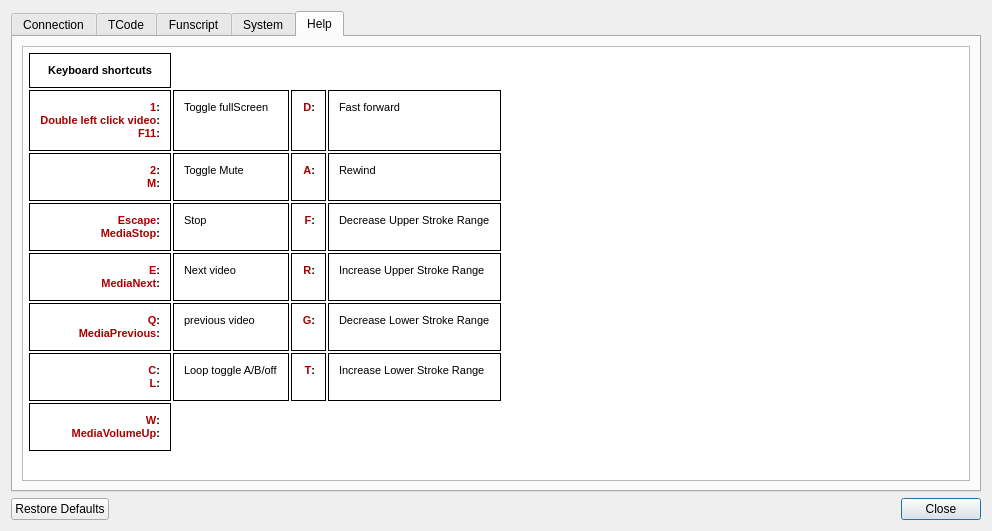
The window that src/settings.ui (jcfain/XTPlayer) describes before a commit, drawn with Qt 5.
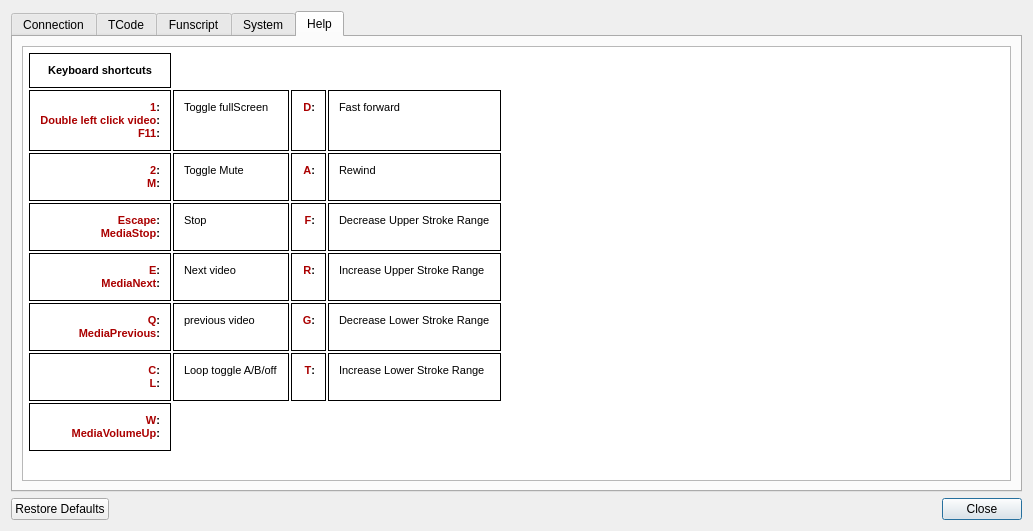
The same window after the commit. The open tabs and pages were chosen to show the change. Icons and pictures are not drawn.

```diff
--- a/src/settings.ui
+++ b/src/settings.ui
@@ -6,7 +6,7 @@
    <rect>
     <x>0</x>
     <y>0</y>
-    <width>992</width>
+    <width>1033</width>
     <height>531</height>
    </rect>
   </property>
@@ -503,7 +503,7 @@
           <string>&lt;!DOCTYPE HTML PUBLIC &quot;-//W3C//DTD HTML 4.0//EN&quot; &quot;http://www.w3.org/TR/REC-html40/strict.dtd&quot;&gt;
 &lt;html&gt;&lt;head&gt;&lt;meta name=&quot;qrichtext&quot; content=&quot;1&quot; /&gt;&lt;style type=&quot;text/css&quot;&gt;
 p, li { white-space: pre-wrap; }
-&lt;/style&gt;&lt;/head&gt;&lt;body style=&quot; font-family:'MS Shell Dlg 2'; font-size:8.25pt; font-weight:400; font-style:normal;&quot;&gt;
+&lt;/style&gt;&lt;/head&gt;&lt;body style=&quot; font-family:'MS Shell Dlg 2'; font-size:9.75pt; font-weight:400; font-style:normal;&quot;&gt;
 &lt;table border=&quot;0&quot; style=&quot; margin-top:0px; margin-bottom:0px; margin-left:0px; margin-right:0px; border-collapse:collapse;&quot; cellspacing=&quot;2&quot; cellpadding=&quot;0&quot;&gt;&lt;thead&gt;
 &lt;tr&gt;
 &lt;td style=&quot; padding-left:10; padding-right:10; padding-top:10; padding-bottom:10; border-top:1px; border-right:1px; border-bottom:1px; border-left:1px; border-top-color:#000000; border-right-color:#000000; border-bottom-color:#000000; border-left-color:#000000; border-top-style:solid; border-right-style:solid; border-bottom-style:solid; border-left-style:solid;&quot;&gt;
@@ -512,6 +512,8 @@
 &lt;td&gt;&lt;/td&gt;
 &lt;td&gt;&lt;/td&gt;
 &lt;td&gt;&lt;/td&gt;
+&lt;td&gt;&lt;/td&gt;
+&lt;td&gt;&lt;/td&gt;
 &lt;td&gt;&lt;/td&gt;&lt;/tr&gt;&lt;/thead&gt;
 &lt;tr&gt;
 &lt;td style=&quot; padding-left:10; padding-right:10; padding-top:10; padding-bottom:10; border-top:1px; border-right:1px; border-bottom:1px; border-left:1px; border-top-color:#000000; border-right-color:#000000; border-bottom-color:#000000; border-left-color:#000000; border-top-style:solid; border-right-style:solid; border-bottom-style:solid; border-left-style:solid;&quot;&gt;
@@ -525,6 +527,8 @@
 &lt;td style=&quot; padding-left:10; padding-right:10; padding-top:10; padding-bottom:10; border-top:1px; border-right:1px; border-bottom:1px; border-left:1px; border-top-color:#000000; border-right-color:#000000; border-bottom-color:#000000; border-left-color:#000000; border-top-style:solid; border-right-style:solid; border-bottom-style:solid; border-left-style:solid;&quot;&gt;
 &lt;p style=&quot; margin-top:0px; margin-bottom:0px; margin-left:0px; margin-right:0px; -qt-block-indent:0; text-indent:0px;&quot;&gt;&lt;span style=&quot; font-family:'Courier New'; font-size:8pt;&quot;&gt;Fast forward&lt;/span&gt;&lt;/p&gt;&lt;/td&gt;
 &lt;td&gt;&lt;/td&gt;
+&lt;td&gt;&lt;/td&gt;
+&lt;td&gt;&lt;/td&gt;
 &lt;td&gt;&lt;/td&gt;&lt;/tr&gt;
 &lt;tr&gt;
 &lt;td style=&quot; padding-left:10; padding-right:10; padding-top:10; padding-bottom:10; border-top:1px; border-right:1px; border-bottom:1px; border-left:1px; border-top-color:#000000; border-right-color:#000000; border-bottom-color:#000000; border-left-color:#000000; border-top-style:solid; border-right-style:solid; border-bottom-style:solid; border-left-style:solid;&quot;&gt;
@@ -537,6 +541,8 @@
 &lt;td style=&quot; padding-left:10; padding-right:10; padding-top:10; padding-bottom:10; border-top:1px; border-right:1px; border-bottom:1px; border-left:1px; border-top-color:#000000; border-right-color:#000000; border-bottom-color:#000000; border-left-color:#000000; border-top-style:solid; border-right-style:solid; border-bottom-style:solid; border-left-style:solid;&quot;&gt;
 &lt;p style=&quot; margin-top:0px; margin-bottom:0px; margin-left:0px; margin-right:0px; -qt-block-indent:0; text-indent:0px;&quot;&gt;&lt;span style=&quot; font-family:'Courier New'; font-size:8pt;&quot;&gt;Rewind&lt;/span&gt;&lt;/p&gt;&lt;/td&gt;
 &lt;td&gt;&lt;/td&gt;
+&lt;td&gt;&lt;/td&gt;
+&lt;td&gt;&lt;/td&gt;
 &lt;td&gt;&lt;/td&gt;&lt;/tr&gt;
 &lt;tr&gt;
 &lt;td style=&quot; padding-left:10; padding-right:10; padding-top:10; padding-bottom:10; border-top:1px; border-right:1px; border-bottom:1px; border-left:1px; border-top-color:#000000; border-right-color:#000000; border-bottom-color:#000000; border-left-color:#000000; border-top-style:solid; border-right-style:solid; border-bottom-style:solid; border-left-style:solid;&quot;&gt;
@@ -549,6 +555,8 @@
 &lt;td style=&quot; padding-left:10; padding-right:10; padding-top:10; padding-bottom:10; border-top:1px; border-right:1px; border-bottom:1px; border-left:1px; border-top-color:#000000; border-right-color:#000000; border-bottom-color:#000000; border-left-color:#000000; border-top-style:solid; border-right-style:solid; border-bottom-style:solid; border-left-style:solid;&quot;&gt;
 &lt;p style=&quot; margin-top:0px; margin-bottom:0px; margin-left:0px; margin-right:0px; -qt-block-indent:0; text-indent:0px;&quot;&gt;&lt;span style=&quot; font-family:'Courier New'; font-size:8pt;&quot;&gt;Decrease Upper Stroke Range&lt;/span&gt;&lt;/p&gt;&lt;/td&gt;
 &lt;td&gt;&lt;/td&gt;
+&lt;td&gt;&lt;/td&gt;
+&lt;td&gt;&lt;/td&gt;
 &lt;td&gt;&lt;/td&gt;&lt;/tr&gt;
 &lt;tr&gt;
 &lt;td style=&quot; padding-left:10; padding-right:10; padding-top:10; padding-bottom:10; border-top:1px; border-right:1px; border-bottom:1px; border-left:1px; border-top-color:#000000; border-right-color:#000000; border-bottom-color:#000000; border-left-color:#000000; border-top-style:solid; border-right-style:solid; border-bottom-style:solid; border-left-style:solid;&quot;&gt;
@@ -561,6 +569,8 @@
 &lt;td style=&quot; padding-left:10; padding-right:10; padding-top:10; padding-bottom:10; border-top:1px; border-right:1px; border-bottom:1px; border-left:1px; border-top-color:#000000; border-right-color:#000000; border-bottom-color:#000000; border-left-color:#000000; border-top-style:solid; border-right-style:solid; border-bottom-style:solid; border-left-style:solid;&quot;&gt;
 &lt;p style=&quot; margin-top:0px; margin-bottom:0px; margin-left:0px; margin-right:0px; -qt-block-indent:0; text-indent:0px;&quot;&gt;&lt;span style=&quot; font-size:8pt;&quot;&gt;Increase Upper Stroke Range&lt;/span&gt;&lt;/p&gt;&lt;/td&gt;
 &lt;td&gt;&lt;/td&gt;
+&lt;td&gt;&lt;/td&gt;
+&lt;td&gt;&lt;/td&gt;
 &lt;td&gt;&lt;/td&gt;&lt;/tr&gt;
 &lt;tr&gt;
 &lt;td style=&quot; padding-left:10; padding-right:10; padding-top:10; padding-bottom:10; border-top:1px; border-right:1px; border-bottom:1px; border-left:1px; border-top-color:#000000; border-right-color:#000000; border-bottom-color:#000000; border-left-color:#000000; border-top-style:solid; border-right-style:solid; border-bottom-style:solid; border-left-style:solid;&quot;&gt;
@@ -573,6 +583,8 @@
 &lt;td style=&quot; padding-left:10; padding-right:10; padding-top:10; padding-bottom:10; border-top:1px; border-right:1px; border-bottom:1px; border-left:1px; border-top-color:#000000; border-right-color:#000000; border-bottom-color:#000000; border-left-color:#000000; border-top-style:solid; border-right-style:solid; border-bottom-style:solid; border-left-style:solid;&quot;&gt;
 &lt;p style=&quot; margin-top:0px; margin-bottom:0px; margin-left:0px; margin-right:0px; -qt-block-indent:0; text-indent:0px;&quot;&gt;&lt;span style=&quot; font-family:'Courier New'; font-size:8pt;&quot;&gt;Decrease Lower Stroke Range&lt;/span&gt;&lt;/p&gt;&lt;/td&gt;
 &lt;td&gt;&lt;/td&gt;
+&lt;td&gt;&lt;/td&gt;
+&lt;td&gt;&lt;/td&gt;
 &lt;td&gt;&lt;/td&gt;&lt;/tr&gt;
 &lt;tr&gt;
 &lt;td style=&quot; padding-left:10; padding-right:10; padding-top:10; padding-bottom:10; border-top:1px; border-right:1px; border-bottom:1px; border-left:1px; border-top-color:#000000; border-right-color:#000000; border-bottom-color:#000000; border-left-color:#000000; border-top-style:solid; border-right-style:solid; border-bottom-style:solid; border-left-style:solid;&quot;&gt;
@@ -585,6 +597,8 @@
 &lt;td style=&quot; padding-left:10; padding-right:10; padding-top:10; padding-bottom:10; border-top:1px; border-right:1px; border-bottom:1px; border-left:1px; border-top-color:#000000; border-right-color:#000000; border-bottom-color:#000000; border-left-color:#000000; border-top-style:solid; border-right-style:solid; border-bottom-style:solid; border-left-style:solid;&quot;&gt;
 &lt;p style=&quot; margin-top:0px; margin-bottom:0px; margin-left:0px; margin-right:0px; -qt-block-indent:0; text-indent:0px;&quot;&gt;&lt;span style=&quot; font-size:8pt;&quot;&gt;Increase Lower Stroke Range&lt;/span&gt;&lt;/p&gt;&lt;/td&gt;
 &lt;td&gt;&lt;/td&gt;
+&lt;td&gt;&lt;/td&gt;
+&lt;td&gt;&lt;/td&gt;
 &lt;td&gt;&lt;/td&gt;&lt;/tr&gt;
 &lt;tr&gt;
 &lt;td style=&quot; padding-left:10; padding-right:10; padding-top:10; padding-bottom:10; border-top:1px; border-right:1px; border-bottom:1px; border-left:1px; border-top-color:#000000; border-right-color:#000000; border-bottom-color:#000000; border-left-color:#000000; border-top-style:solid; border-right-style:solid; border-bottom-style:solid; border-left-style:solid;&quot;&gt;
@@ -597,6 +611,8 @@
 &lt;td style=&quot; padding-left:10; padding-right:10; padding-top:10; padding-bottom:10; border-top:1px; border-right:1px; border-bottom:1px; border-left:1px; border-top-color:#000000; border-right-color:#000000; border-bottom-color:#000000; border-left-color:#000000; border-top-style:solid; border-right-style:solid; border-bottom-style:solid; border-left-style:solid;&quot;&gt;
 &lt;p style=&quot; margin-top:0px; margin-bottom:0px; margin-left:0px; margin-right:0px; -qt-block-indent:0; text-indent:0px;&quot;&gt;&lt;span style=&quot; font-family:'Courier New'; font-size:8pt;&quot;&gt;Increase Stroke Range&lt;/span&gt;&lt;/p&gt;&lt;/td&gt;
 &lt;td&gt;&lt;/td&gt;
+&lt;td&gt;&lt;/td&gt;
+&lt;td&gt;&lt;/td&gt;
 &lt;td&gt;&lt;/td&gt;&lt;/tr&gt;
 &lt;tr&gt;
 &lt;td style=&quot; padding-left:10; padding-right:10; padding-top:10; padding-bottom:10; border-top:1px; border-right:1px; border-bottom:1px; border-left:1px; border-top-color:#000000; border-right-color:#000000; border-bottom-color:#000000; border-left-color:#000000; border-top-style:solid; border-right-style:solid; border-bottom-style:solid; border-left-style:solid;&quot;&gt;
@@ -609,6 +625,8 @@
 &lt;td style=&quot; padding-left:10; padding-right:10; padding-top:10; padding-bottom:10; border-top:1px; border-right:1px; border-bottom:1px; border-left:1px; border-top-color:#000000; border-right-color:#000000; border-bottom-color:#000000; border-left-color:#000000; border-top-style:solid; border-right-style:solid; border-bottom-style:solid; border-left-style:solid;&quot;&gt;
 &lt;p style=&quot; margin-top:0px; margin-bottom:0px; margin-left:0px; margin-right:0px; -qt-block-indent:0; text-indent:0px;&quot;&gt;&lt;span style=&quot; font-size:8pt;&quot;&gt;Decrease Stroke Range&lt;/span&gt;&lt;/p&gt;&lt;/td&gt;
 &lt;td&gt;&lt;/td&gt;
+&lt;td&gt;&lt;/td&gt;
+&lt;td&gt;&lt;/td&gt;
 &lt;td&gt;&lt;/td&gt;&lt;/tr&gt;
 &lt;tr&gt;
 &lt;td style=&quot; padding-left:10; padding-right:10; padding-top:10; padding-bottom:10; border-top:1px; border-right:1px; border-bottom:1px; border-left:1px; border-top-color:#000000; border-right-color:#000000; border-bottom-color:#000000; border-left-color:#000000; border-top-style:solid; border-right-style:solid; border-bottom-style:solid; border-left-style:solid;&quot;&gt;
@@ -625,6 +643,8 @@
 &lt;p style=&quot; margin-top:0px; margin-bottom:0px; margin-left:0px; margin-right:0px; -qt-block-indent:0; text-indent:0px;&quot;&gt;&lt;span style=&quot; font-family:'Courier New'; font-size:8pt;&quot;&gt;Toggle funscript inversion&lt;/span&gt;&lt;/p&gt;
 &lt;p style=&quot;-qt-paragraph-type:empty; margin-top:0px; margin-bottom:0px; margin-left:0px; margin-right:0px; -qt-block-indent:0; text-indent:0px; font-family:'Courier New'; font-size:8pt;&quot;&gt;&lt;br /&gt;&lt;/p&gt;&lt;/td&gt;
 &lt;td&gt;&lt;/td&gt;
+&lt;td&gt;&lt;/td&gt;
+&lt;td&gt;&lt;/td&gt;
 &lt;td&gt;&lt;/td&gt;&lt;/tr&gt;
 &lt;tr&gt;
 &lt;td style=&quot; padding-left:10; padding-right:10; padding-top:10; padding-bottom:10; border-top:1px; border-right:1px; border-bottom:1px; border-left:1px; border-top-color:#000000; border-right-color:#000000; border-bottom-color:#000000; border-left-color:#000000; border-top-style:solid; border-right-style:solid; border-bottom-style:solid; border-left-style:solid;&quot;&gt;
@@ -638,6 +658,8 @@
 &lt;p style=&quot; margin-top:0px; margin-bottom:0px; margin-left:0px; margin-right:0px; -qt-block-indent:0; text-indent:0px;&quot;&gt;&lt;span style=&quot; font-family:'Courier New'; font-size:8pt;&quot;&gt;Toggle axis multiplier&lt;/span&gt;&lt;/p&gt;
 &lt;p style=&quot;-qt-paragraph-type:empty; margin-top:0px; margin-bottom:0px; margin-left:0px; margin-right:0px; -qt-block-indent:0; text-indent:0px; font-family:'Courier New'; font-size:8pt;&quot;&gt;&lt;br /&gt;&lt;/p&gt;&lt;/td&gt;
 &lt;td&gt;&lt;/td&gt;
+&lt;td&gt;&lt;/td&gt;
+&lt;td&gt;&lt;/td&gt;
 &lt;td&gt;&lt;/td&gt;&lt;/tr&gt;
 &lt;tr&gt;
 &lt;td style=&quot; padding-left:10; padding-right:10; padding-top:10; padding-bottom:10; border-top:1px; border-right:1px; border-bottom:1px; border-left:1px; border-top-color:#000000; border-right-color:#000000; border-bottom-color:#000000; border-left-color:#000000; border-top-style:solid; border-right-style:solid; border-bottom-style:solid; border-left-style:solid;&quot;&gt;
@@ -645,10 +667,27 @@
 &lt;td style=&quot; padding-left:10; padding-right:10; padding-top:10; padding-bottom:10; border-top:1px; border-right:1px; border-bottom:1px; border-left:1px; border-top-color:#000000; border-right-color:#000000; border-bottom-color:#000000; border-left-color:#000000; border-top-style:solid; border-right-style:solid; border-bottom-style:solid; border-left-style:solid;&quot;&gt;
 &lt;p style=&quot; margin-top:0px; margin-bottom:0px; margin-left:0px; margin-right:0px; -qt-block-indent:0; text-indent:0px;&quot;&gt;&lt;span style=&quot; font-family:'Courier New'; font-size:8pt;&quot;&gt;Pause all action&lt;/span&gt;&lt;/p&gt;
 &lt;p style=&quot;-qt-paragraph-type:empty; margin-top:0px; margin-bottom:0px; margin-left:0px; margin-right:0px; -qt-block-indent:0; text-indent:0px; font-family:'Courier New'; font-size:8pt;&quot;&gt;&lt;br /&gt;&lt;/p&gt;&lt;/td&gt;
+&lt;td style=&quot; padding-left:10; padding-right:10; padding-top:10; padding-bottom:10; border-top:1px; border-right:1px; border-bottom:1px; border-left:1px; border-top-color:#000000; border-right-color:#000000; border-bottom-color:#000000; border-left-color:#000000; border-top-style:solid; border-right-style:solid; border-bottom-style:solid; border-left-style:solid;&quot;&gt;
+&lt;p align=&quot;right&quot; style=&quot; margin-top:0px; margin-bottom:0px; margin-left:0px; margin-right:0px; -qt-block-indent:0; text-indent:0px;&quot;&gt;&lt;span style=&quot; font-family:'Courier New'; font-size:8pt; font-weight:600; color:#aa0000;&quot;&gt;J&lt;/span&gt;&lt;span style=&quot; font-family:'Courier New'; font-size:8pt; font-weight:600;&quot;&gt;:&lt;/span&gt;&lt;/p&gt;&lt;/td&gt;
+&lt;td style=&quot; padding-left:10; padding-right:10; padding-top:10; padding-bottom:10; border-top:1px; border-right:1px; border-bottom:1px; border-left:1px; border-top-color:#000000; border-right-color:#000000; border-bottom-color:#000000; border-left-color:#000000; border-top-style:solid; border-right-style:solid; border-bottom-style:solid; border-left-style:solid;&quot;&gt;
+&lt;p style=&quot; margin-top:0px; margin-bottom:0px; margin-left:0px; margin-right:0px; -qt-block-indent:0; text-indent:0px;&quot;&gt;&lt;span style=&quot; font-family:'Courier New'; font-size:8pt;&quot;&gt;Skip to moneyshot&lt;/span&gt;&lt;/p&gt;
+&lt;p style=&quot;-qt-paragraph-type:empty; margin-top:0px; margin-bottom:0px; margin-left:0px; margin-right:0px; -qt-block-indent:0; text-indent:0px; font-family:'Courier New'; font-size:8pt;&quot;&gt;&lt;br /&gt;&lt;/p&gt;&lt;/td&gt;
 &lt;td&gt;&lt;/td&gt;
 &lt;td&gt;&lt;/td&gt;
 &lt;td&gt;&lt;/td&gt;
-&lt;td&gt;&lt;/td&gt;&lt;/tr&gt;&lt;/table&gt;&lt;/body&gt;&lt;/html&gt;</string>
+&lt;td&gt;
+&lt;table border=&quot;0&quot; style=&quot; margin-top:0px; margin-bottom:0px; margin-left:0px; margin-right:0px;&quot; cellspacing=&quot;2&quot; cellpadding=&quot;0&quot;&gt;
+&lt;tr&gt;
+&lt;td&gt;&lt;/td&gt;
+&lt;td&gt;&lt;/td&gt;
+&lt;td&gt;&lt;/td&gt;
+&lt;td&gt;
+&lt;table border=&quot;0&quot; style=&quot; margin-top:0px; margin-bottom:0px; margin-left:0px; margin-right:0px;&quot; cellspacing=&quot;2&quot; cellpadding=&quot;0&quot;&gt;
+&lt;tr&gt;
+&lt;td&gt;&lt;/td&gt;
+&lt;td&gt;&lt;/td&gt;
+&lt;td&gt;&lt;/td&gt;
+&lt;td&gt;&lt;/td&gt;&lt;/tr&gt;&lt;/table&gt;&lt;/td&gt;&lt;/tr&gt;&lt;/table&gt;&lt;/td&gt;&lt;/tr&gt;&lt;/table&gt;&lt;/body&gt;&lt;/html&gt;</string>
          </property>
         </widget>
        </item>
```
